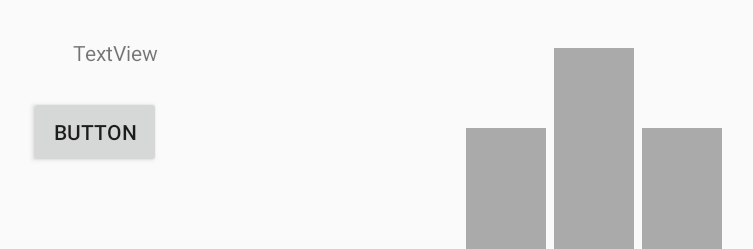
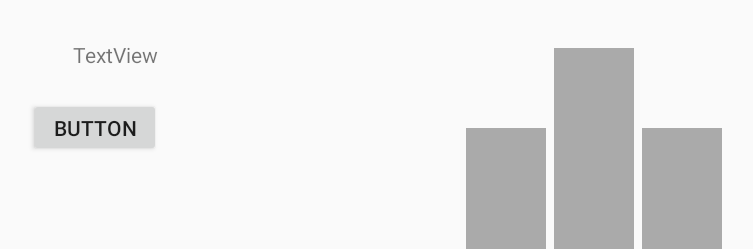
Before and after one commit to souchel/tartot, an Android app: the GameActivity screen opened directly, with no data from a screen before it, on a phone screen of 824 x 412 dp (held sideways). Shown: the top 249 px of the screen, without its empty margins (24-777 px from the left). Run offline under Robolectric (Android 15) with nearby library versions, the phone set to English and light mode, and no system bars.

Commit message:
fin de l'interface graphique pour la V0.1

```diff
--- a/tartot/app/src/main/java/team23/tartot/GameActivity.java
+++ b/tartot/app/src/main/java/team23/tartot/GameActivity.java
@@ -6,6 +6,7 @@ import android.graphics.Bitmap;
 import android.graphics.BitmapFactory;
 import android.graphics.Matrix;
 import android.graphics.Typeface;
+import android.graphics.drawable.Drawable;
 import android.media.Image;
 import android.support.constraint.ConstraintLayout;
 import android.support.constraint.ConstraintSet;
@@ -184,11 +185,11 @@ public class GameActivity extends AppCompatActivity {
                 public void onClick(View v) {
                     chosenBid = thisBid;
                     Log.i("bid", chosenBid.toString());
-                    bidLayout.removeAllViews();
                     bidLayout.setVisibility(View.GONE);
                 }
             });
             bidsLayout.addView(bidButton);
+            //bidsLayout.setBackground(getResources().getDrawable(R.drawable.bids_layout_shadow));
         }
     }
 
@@ -473,7 +474,7 @@ public class GameActivity extends AppCompatActivity {
     protected Button createButtonForBidLayout(Bid bid) {
         Button bidButton = new Button(getApplicationContext());
         bidButton.setText(bid.toString(getApplicationContext()));
-        //TODO FAIRE QUE CA SOIT MOINS MOCHE, FRAGMENT ?
+        bidButton.setLayoutParams(new FrameLayout.LayoutParams(530,77));
         return bidButton;
     }
 
--- a/tartot/app/src/main/res/layout/activity_game.xml
+++ b/tartot/app/src/main/res/layout/activity_game.xml
@@ -16,6 +16,7 @@
         android:layout_marginEnd="8dp"
         android:layout_marginStart="8dp"
         android:layout_marginTop="8dp"
+        android:minHeight="10dp"
         android:text="Button"
         app:layout_constraintBottom_toBottomOf="parent"
         app:layout_constraintEnd_toEndOf="parent"
@@ -95,10 +96,10 @@
         android:layout_marginStart="8dp"
         android:layout_marginTop="8dp"
         android:orientation="vertical"
-        app:layout_constraintBottom_toBottomOf="parent"
+        app:layout_constraintBottom_toBottomOf="@+id/deck_layout"
         app:layout_constraintEnd_toEndOf="parent"
         app:layout_constraintStart_toStartOf="parent"
         app:layout_constraintTop_toTopOf="parent"
-        android:background="@drawable/bids_layout_shadow"></LinearLayout>
+        app:layout_constraintVertical_bias="0.14999998"></LinearLayout>
 
 </android.support.constraint.ConstraintLayout>
```
Also changed, not shown: tartot/app/src/main/res/drawable/bids_layout_shadow.png.
